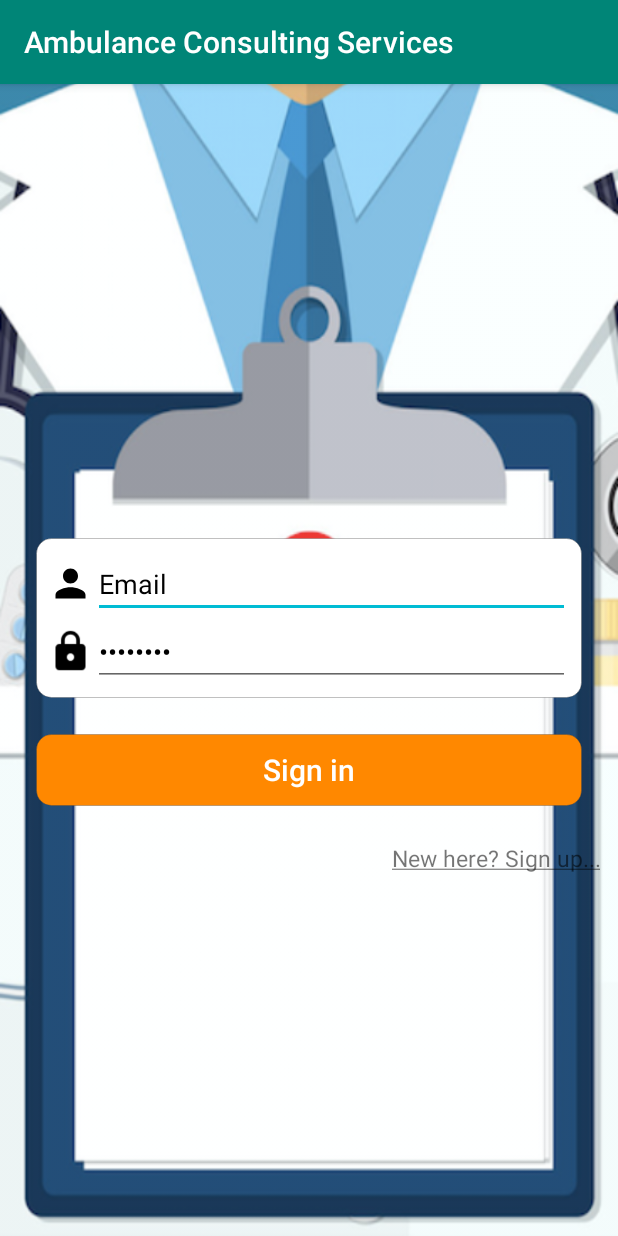
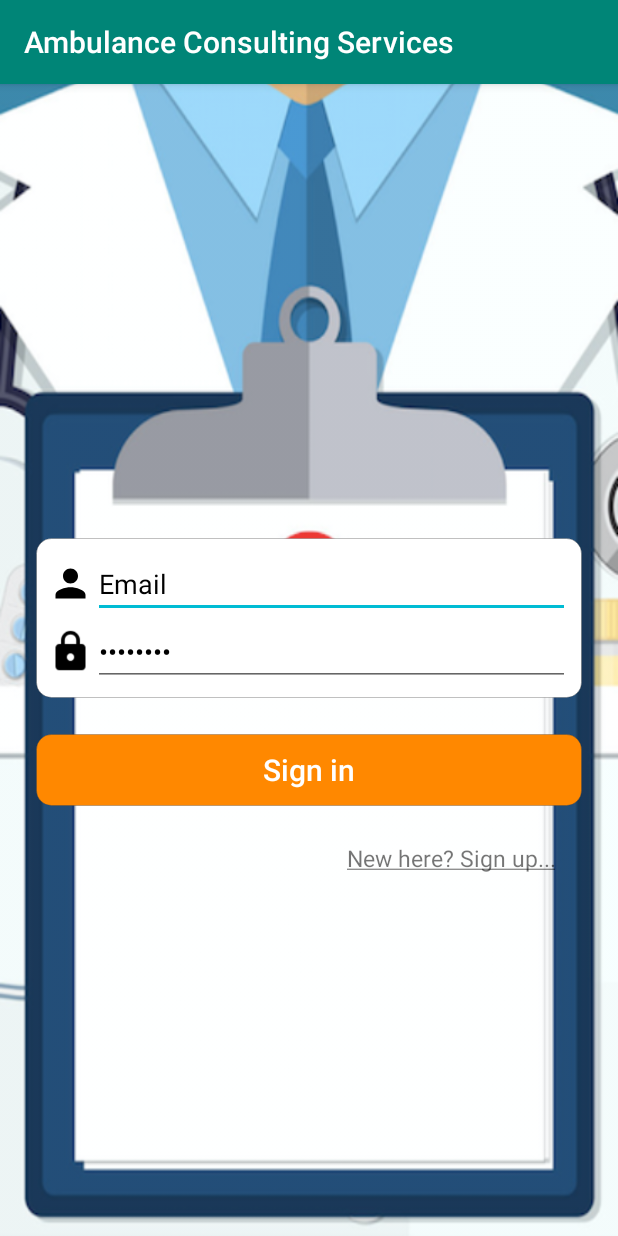
Before and after one commit to PetrosValacheas/AmbulanceConsulting, an Android app: the screen it shows after launch (LoginActivity), on a phone screen of 412 x 824 dp. Run offline under Robolectric (Android 15) with nearby library versions, the phone set to English and light mode, and no system bars; our stand-ins replace Firebase (no records; nobody signed in at launch, a user with empty details on screens opened directly).

Commit message:
Minor-Change-in-Login-Layout

```diff
--- a/app/src/main/res/layout/activity_login.xml
+++ b/app/src/main/res/layout/activity_login.xml
@@ -12,6 +12,7 @@
     <TextView
         android:id="@+id/sign_up_text_view"
         android:layout_marginTop="12dp"
+        android:layout_marginRight="30dp"
         android:layout_below="@id/button_sign_in"
         android:layout_width="match_parent"
         android:layout_height="wrap_content"
```
